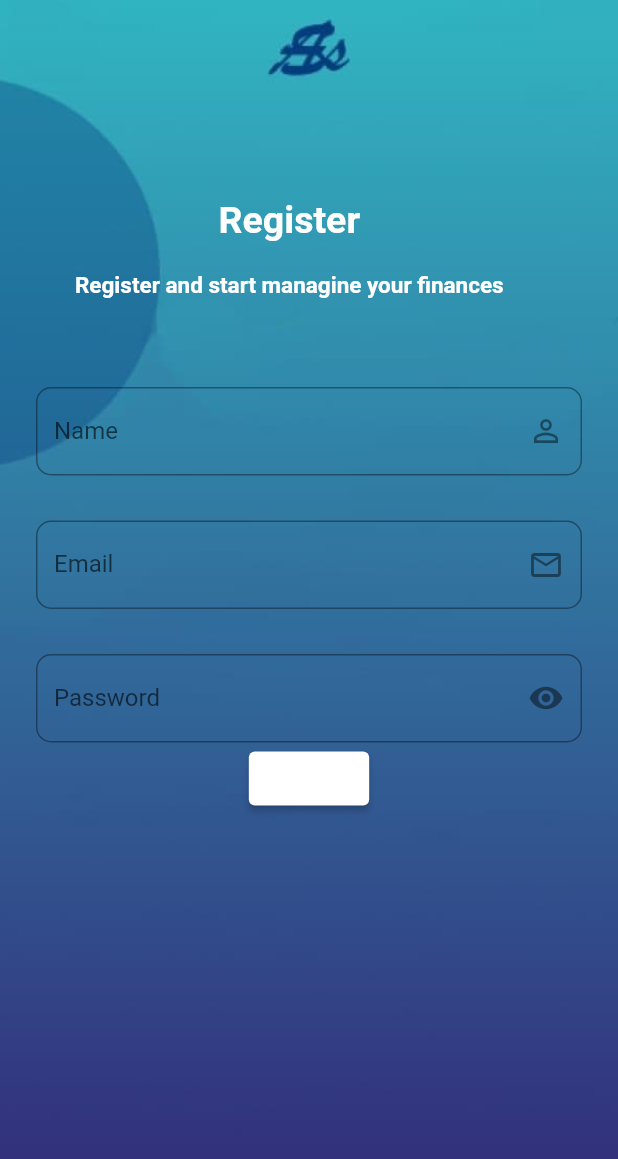
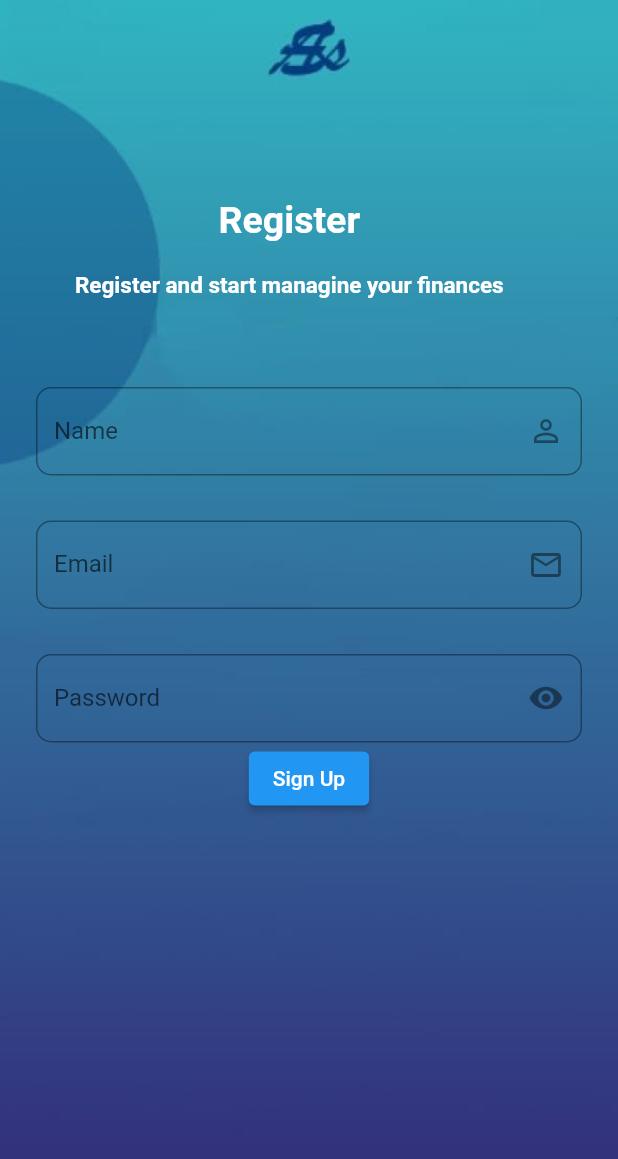
Before and after one commit to AnvarNomozov/Deverllet, a Flutter app: the SingUp screen opened by its route, on a phone screen of 412 x 824 dp. Shown: the top 1159 px of the screen. Run offline on Flutter 3.47's test engine with Material 2 defaults, Android fonts, the phone set to English and light mode, and no system bars.

Commit message:
singup page tug'irlandi va usermodel va userdata file lari qo

```diff
--- a/lib/screens/auth/singup.dart
+++ b/lib/screens/auth/singup.dart
@@ -55,6 +55,7 @@ class _SingUpState extends State<SingUp> {
               child: Padding(
                 padding: const EdgeInsets.only(left: 24.0, right: 24.0),
                 child: Form(
+                  key: _formKey,
                   child: Column(
                     children: [
                       TextFormField(
@@ -104,7 +105,6 @@ class _SingUpState extends State<SingUp> {
                           "Password",
                           IconButton(
                             onPressed: () {
-                              print("Bosildi");
                               setState(
                                 () {
                                   _isShow = !_isShow;
@@ -125,7 +125,7 @@ class _SingUpState extends State<SingUp> {
                       ),
                       ElevatedButton(
                         style:
-                            ElevatedButton.styleFrom(primary: ConstColor.white),
+                            ElevatedButton.styleFrom(primary: Colors.blue),
                         child:const Text("Sign Up"),
                         onPressed: _onPressed,
                       )
```
